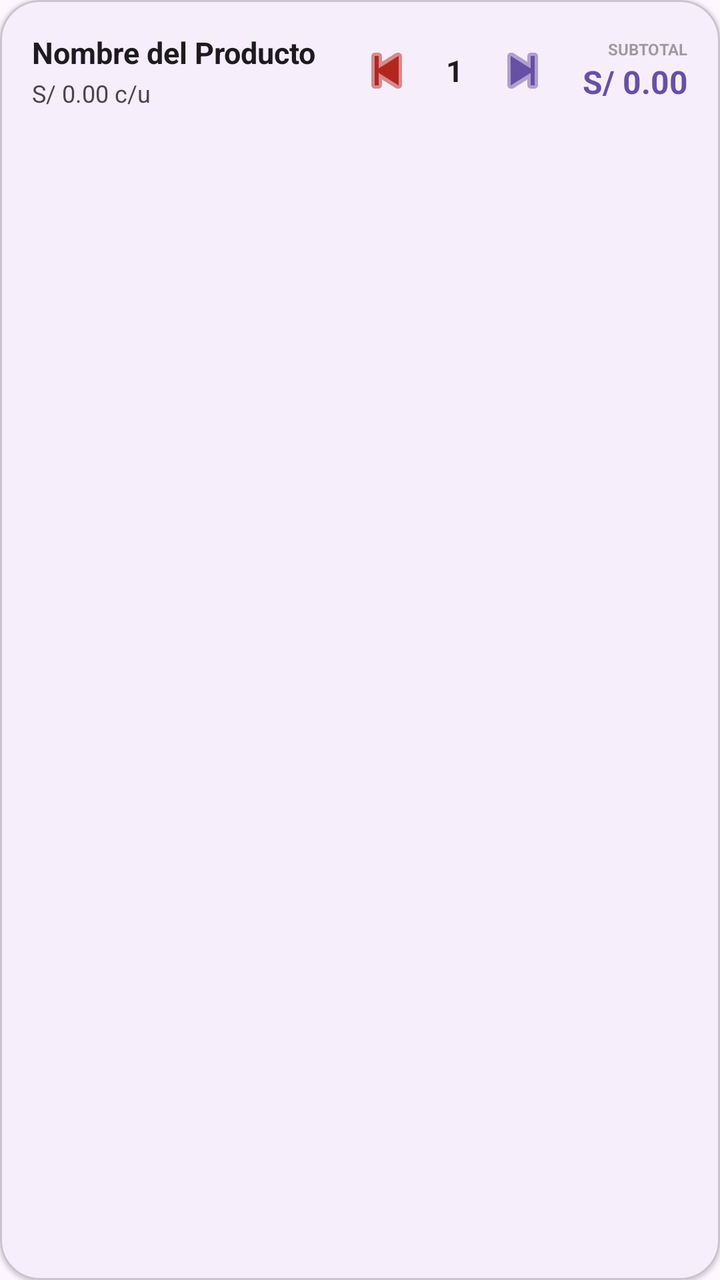
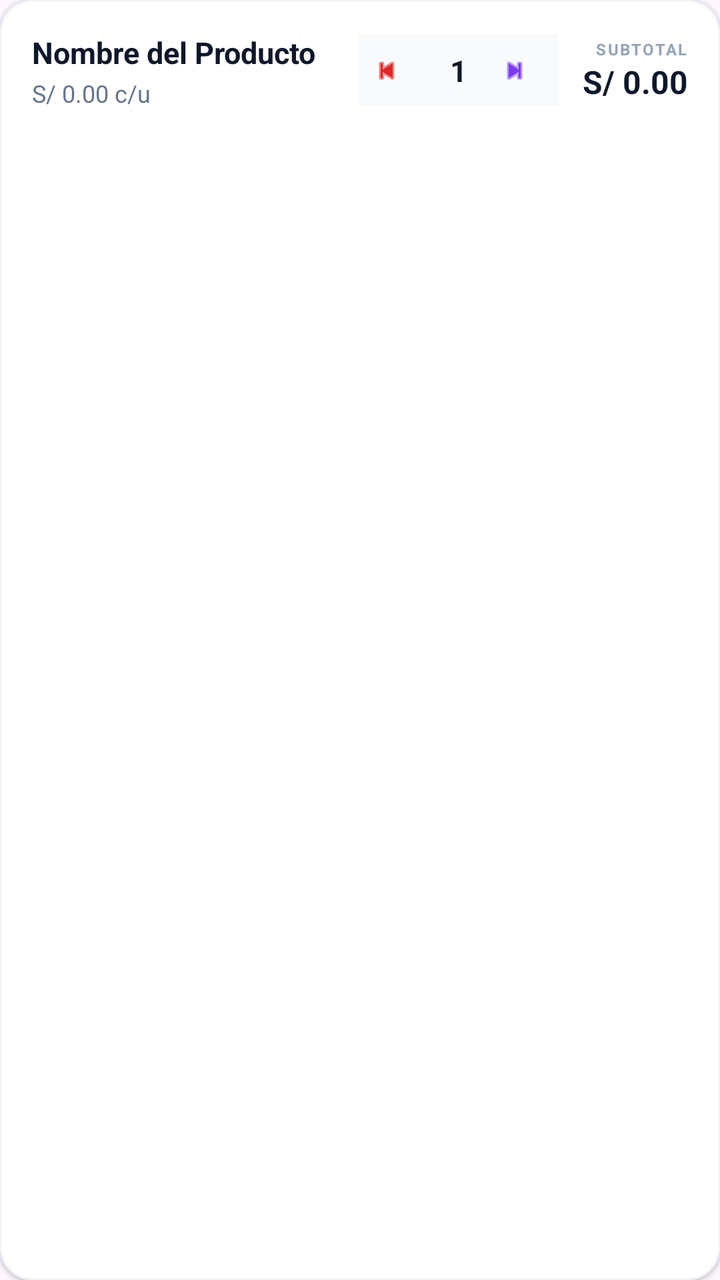

Before-and-after screenshots of an Android layout around one commit, followed by the original layout XML and the change that was made.
<!-- AndroidManifest.xml: application theme Theme.Naxor -->
<!-- res/layout/item_cart_product.xml -->
<?xml version="1.0" encoding="utf-8"?>
<com.google.android.material.card.MaterialCardView xmlns:android="http://schemas.android.com/apk/res/android"
    xmlns:app="http://schemas.android.com/apk/res-auto"
    android:layout_width="match_parent"
    android:layout_height="wrap_content"
    android:layout_marginBottom="12dp"
    app:cardBackgroundColor="?attr/colorSurface"
    app:cardCornerRadius="20dp"
    app:cardElevation="1dp"
    app:strokeWidth="1dp"
    app:strokeColor="?attr/colorOutlineVariant">

    <LinearLayout
        android:layout_width="match_parent"
        android:layout_height="wrap_content"
        android:orientation="horizontal"
        android:padding="16dp"
        android:gravity="center_vertical">

        
        <LinearLayout
            android:layout_width="0dp"
            android:layout_height="wrap_content"
            android:layout_weight="1"
            android:orientation="vertical">

            <TextView
                android:id="@+id/tvCartProdName"
                android:layout_width="wrap_content"
                android:layout_height="wrap_content"
                android:text="Nombre del Producto"
                android:textSize="15sp"
                android:textStyle="bold"
                android:textColor="?attr/colorOnSurface"
                android:layout_marginBottom="2dp" />

            <TextView
                android:id="@+id/tvCartProdPrice"
                android:layout_width="wrap_content"
                android:layout_height="wrap_content"
                android:text="S/ 0.00 c/u"
                android:textSize="12sp"
                android:textColor="?attr/colorOnSurfaceVariant" />
        </LinearLayout>

        
        <LinearLayout
            android:layout_width="wrap_content"
            android:layout_height="wrap_content"
            android:orientation="horizontal"
            android:gravity="center_vertical"
            android:padding="2dp"
            android:layout_marginHorizontal="12dp">

            <ImageButton
                android:id="@+id/btnCartMinus"
                android:layout_width="32dp"
                android:layout_height="32dp"
                android:background="?attr/selectableItemBackgroundBorderless"
                android:src="@android:drawable/ic_media_previous"
                app:tint="?attr/colorError"
                android:scaleType="centerInside" />

            <TextView
                android:id="@+id/tvCartQty"
                android:layout_width="36dp"
                android:layout_height="wrap_content"
                android:text="1"
                android:textSize="15sp"
                android:textStyle="bold"
                android:gravity="center"
                android:textColor="?attr/colorOnSurface" />

            <ImageButton
                android:id="@+id/btnCartPlus"
                android:layout_width="32dp"
                android:layout_height="32dp"
                android:background="?attr/selectableItemBackgroundBorderless"
                android:src="@android:drawable/ic_media_next"
                app:tint="?attr/colorPrimary"
                android:scaleType="centerInside" />
        </LinearLayout>

        
        <LinearLayout
            android:layout_width="wrap_content"
            android:layout_height="wrap_content"
            android:orientation="vertical"
            android:gravity="end">
            <TextView
                android:layout_width="wrap_content"
                android:layout_height="wrap_content"
                android:text="SUBTOTAL"
                android:textSize="8sp"
                android:textStyle="bold"
                android:textColor="?attr/colorOnSurfaceVariant"
                android:alpha="0.5" />
            <TextView
                android:id="@+id/tvCartSubtotal"
                android:layout_width="wrap_content"
                android:layout_height="wrap_content"
                android:text="S/ 0.00"
                android:textSize="16sp"
                android:textStyle="bold"
                android:textColor="?attr/colorPrimary" />
        </LinearLayout>

    </LinearLayout>
</com.google.android.material.card.MaterialCardView>
<!-- resources referenced by this layout -->
<resources>
  <style name="Theme.Naxor" parent="Base.Theme.Naxor" />
  <style name="Base.Theme.Naxor" parent="Theme.Material3.DayNight.NoActionBar">
          
          
      </style>
</resources>

<!-- the commit's change to res/layout/item_cart_product.xml (unified diff, before → after) -->
@@ -4,106 +4,127 @@
     android:layout_width="match_parent"
     android:layout_height="wrap_content"
     android:layout_marginBottom="12dp"
-    app:cardBackgroundColor="?attr/colorSurface"
-    app:cardCornerRadius="20dp"
+    app:cardBackgroundColor="@color/white"
+    app:cardCornerRadius="16dp"
     app:cardElevation="1dp"
     app:strokeWidth="1dp"
-    app:strokeColor="?attr/colorOutlineVariant">
+    app:strokeColor="@color/slate_100">
 
     <LinearLayout
         android:layout_width="match_parent"
         android:layout_height="wrap_content"
-        android:orientation="horizontal"
-        android:padding="16dp"
-        android:gravity="center_vertical">
+        android:orientation="vertical"
+        android:padding="16dp">
 
-        
         <LinearLayout
-            android:layout_width="0dp"
+            android:layout_width="match_parent"
             android:layout_height="wrap_content"
-            android:layout_weight="1"
-            android:orientation="vertical">
+            android:orientation="horizontal"
+            android:gravity="center_vertical">
 
-            <TextView
-                android:id="@+id/tvCartProdName"
+            
+            <LinearLayout
+                android:layout_width="0dp"
+                android:layout_height="wrap_content"
+                android:layout_weight="1"
+                android:orientation="vertical">
+
+                <TextView
+                    android:id="@+id/tvCartProdName"
+                    android:layout_width="wrap_content"
+                    android:layout_height="wrap_content"
+                    android:text="Nombre del Producto"
+                    android:textSize="15sp"
+                    android:textStyle="bold"
+                    android:textColor="@color/slate_900" />
+
+                <TextView
+                    android:id="@+id/tvCartProdPrice"
+                    android:layout_width="wrap_content"
+                    android:layout_height="wrap_content"
+                    android:text="S/ 0.00 c/u"
+                    android:textSize="12sp"
+                    android:textColor="@color/slate_500"
+                    android:layout_marginTop="2dp" />
+            </LinearLayout>
+
+            
+            <LinearLayout
                 android:layout_width="wrap_content"
                 android:layout_height="wrap_content"
-                android:text="Nombre del Producto"
-                android:textSize="15sp"
-                android:textStyle="bold"
-                android:textColor="?attr/colorOnSurface"
-                android:layout_marginBottom="2dp" />
+                android:orientation="horizontal"
+                android:gravity="center_vertical"
+                android:background="@color/slate_50"
+                android:padding="2dp"
+                android:layout_marginHorizontal="12dp">
 
-            <TextView
-                android:id="@+id/tvCartProdPrice"
+                <com.google.android.material.button.MaterialButton
+                    android:id="@+id/btnCartMinus"
+                    style="@style/Widget.Material3.Button.IconButton"
+                    android:layout_width="32dp"
+                    android:layout_height="32dp"
+                    app:icon="@android:drawable/ic_media_previous"
+                    app:iconTint="@color/red_600"
+                    app:iconSize="16dp"
+                    android:padding="0dp" />
+
+                <TextView
+                    android:id="@+id/tvCartQty"
+                    android:layout_width="32dp"
+                    android:layout_height="wrap_content"
+                    android:gravity="center"
+                    android:text="1"
+                    android:textColor="@color/slate_900"
+                    android:textSize="15sp"
+                    android:textStyle="bold" />
+
+                <com.google.android.material.button.MaterialButton
+                    android:id="@+id/btnCartPlus"
+                    style="@style/Widget.Material3.Button.IconButton"
+                    android:layout_width="32dp"
+                    android:layout_height="32dp"
+                    app:icon="@android:drawable/ic_media_next"
+                    app:iconTint="@color/purple_600"
+                    app:iconSize="16dp"
+                    android:padding="0dp" />
+            </LinearLayout>
+
+            
+            <LinearLayout
                 android:layout_width="wrap_content"
                 android:layout_height="wrap_content"
-                android:text="S/ 0.00 c/u"
-                android:textSize="12sp"
-                android:textColor="?attr/colorOnSurfaceVariant" />
+                android:orientation="vertical"
+                android:gravity="end">
+                <TextView
+                    android:layout_width="wrap_content"
+                    android:layout_height="wrap_content"
+                    android:text="SUBTOTAL"
+                    android:textSize="8sp"
+                    android:textStyle="bold"
+                    android:textColor="@color/slate_400"
+                    android:letterSpacing="0.1" />
+                <TextView
+                    android:id="@+id/tvCartSubtotal"
+                    android:layout_width="wrap_content"
+                    android:layout_height="wrap_content"
+                    android:text="S/ 0.00"
+                    android:textSize="16sp"
+                    android:textStyle="bold"
+                    android:textColor="@color/slate_900" />
+            </LinearLayout>
         </LinearLayout>
 
         
-        <LinearLayout
+        <TextView
+            android:id="@+id/tvStockWarning"
             android:layout_width="wrap_content"
             android:layout_height="wrap_content"
-            android:orientation="horizontal"
-            android:gravity="center_vertical"
-            android:padding="2dp"
-            android:layout_marginHorizontal="12dp">
-
-            <ImageButton
-                android:id="@+id/btnCartMinus"
-                android:layout_width="32dp"
-                android:layout_height="32dp"
-                android:background="?attr/selectableItemBackgroundBorderless"
-                android:src="@android:drawable/ic_media_previous"
-                app:tint="?attr/colorError"
-                android:scaleType="centerInside" />
-
-            <TextView
-                android:id="@+id/tvCartQty"
-                android:layout_width="36dp"
-                android:layout_height="wrap_content"
-                android:text="1"
-                android:textSize="15sp"
-                android:textStyle="bold"
-                android:gravity="center"
-                android:textColor="?attr/colorOnSurface" />
-
-            <ImageButton
-                android:id="@+id/btnCartPlus"
-                android:layout_width="32dp"
-                android:layout_height="32dp"
-                android:background="?attr/selectableItemBackgroundBorderless"
-                android:src="@android:drawable/ic_media_next"
-                app:tint="?attr/colorPrimary"
-                android:scaleType="centerInside" />
-        </LinearLayout>
-
-        
-        <LinearLayout
-            android:layout_width="wrap_content"
-            android:layout_height="wrap_content"
-            android:orientation="vertical"
-            android:gravity="end">
-            <TextView
-                android:layout_width="wrap_content"
-                android:layout_height="wrap_content"
-                android:text="SUBTOTAL"
-                android:textSize="8sp"
-                android:textStyle="bold"
-                android:textColor="?attr/colorOnSurfaceVariant"
-                android:alpha="0.5" />
-            <TextView
-                android:id="@+id/tvCartSubtotal"
-                android:layout_width="wrap_content"
-                android:layout_height="wrap_content"
-                android:text="S/ 0.00"
-                android:textSize="16sp"
-                android:textStyle="bold"
-                android:textColor="?attr/colorPrimary" />
-        </LinearLayout>
+            android:layout_marginTop="8dp"
+            android:text="⚠️ Superaste el stock disponible"
+            android:textSize="11sp"
+            android:textStyle="bold"
+            android:textColor="@color/red_600"
+            android:visibility="gone" />
 
     </LinearLayout>
 </com.google.android.material.card.MaterialCardView>
<!-- resource entries referenced after the edit -->
@@ -1,5 +1,13 @@
 <!-- resources referenced by this layout -->
 <resources>
+  <color name="purple_600">#7C3AED</color>
+  <color name="red_600">#DC2626</color>
+  <color name="slate_100">#F1F5F9</color>
+  <color name="slate_400">#94A3B8</color>
+  <color name="slate_50">#F8FAFC</color>
+  <color name="slate_500">#64748B</color>
+  <color name="slate_900">#0F172A</color>
+  <color name="white">#FFFFFFFF</color>
   <style name="Theme.Naxor" parent="Base.Theme.Naxor" />
   <style name="Base.Theme.Naxor" parent="Theme.Material3.DayNight.NoActionBar">
           
